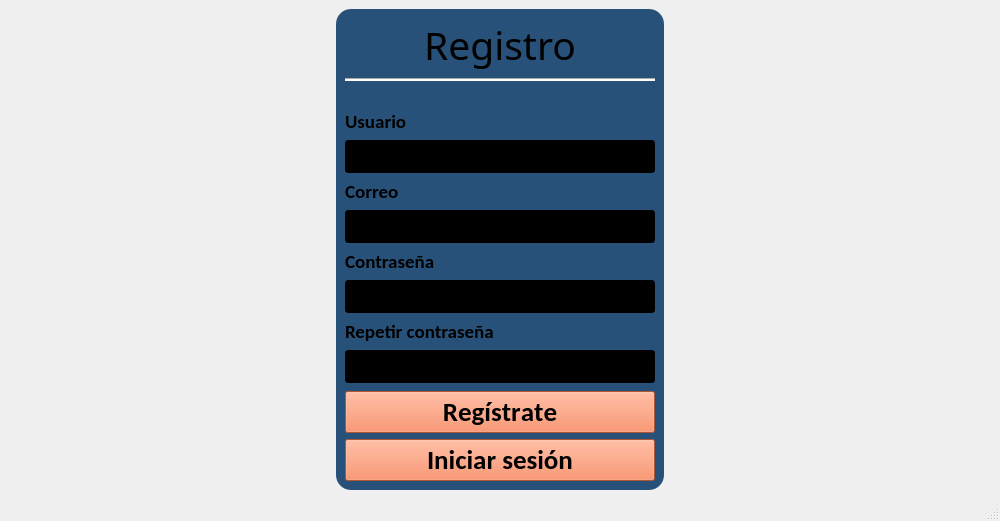
dev10castro/Equipo_04_T02.B01, file Proyecto_TaskHub/view/qt/Registro_Equipo04_V2.ui: the form before one commit.
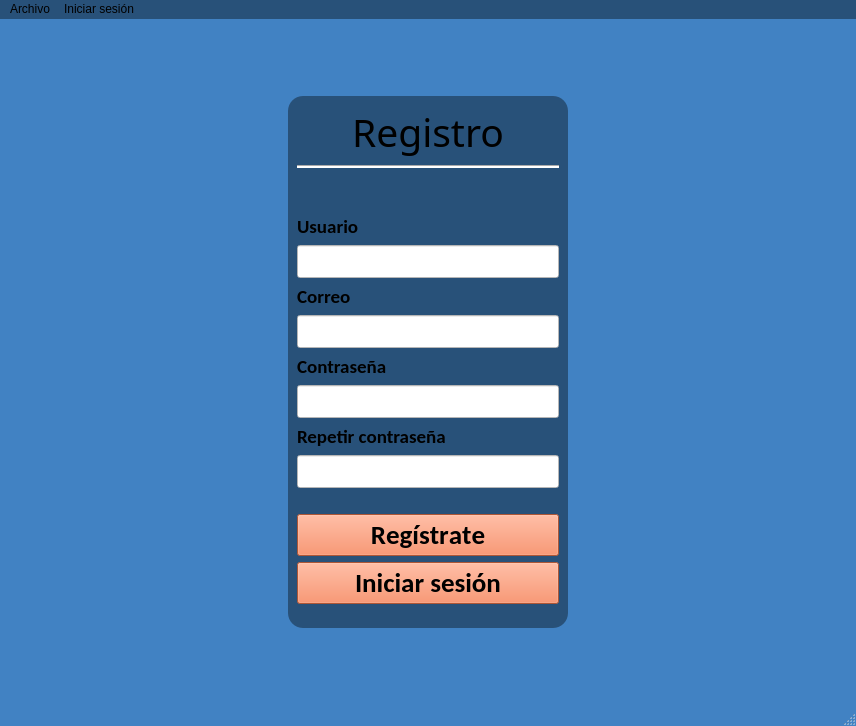
The form after the commit.

```diff
--- a/Proyecto_TaskHub/view/qt/Registro_Equipo04_V2.ui
+++ b/Proyecto_TaskHub/view/qt/Registro_Equipo04_V2.ui
@@ -9,8 +9,8 @@
    <rect>
     <x>0</x>
     <y>0</y>
-    <width>1000</width>
-    <height>521</height>
+    <width>856</width>
+    <height>726</height>
    </rect>
   </property>
   <property name="font">
@@ -28,9 +28,9 @@
    <bool>false</bool>
   </property>
   <property name="styleSheet">
-   <string notr="true">QWidget#MainWindow{
-        background-color: rgb(65, 130, 195);
-      }</string>
+   <string notr="true">QMainWindow#Registro_Equipo04{
+    background-color: rgb(65, 130, 195);
+}</string>
   </property>
   <widget class="QWidget" name="central_widget">
    <property name="styleSheet">
@@ -83,9 +83,6 @@
         <property name="frameShape">
          <enum>QFrame::Shape::WinPanel</enum>
         </property>
-        <property name="frameShadow">
-         <enum>QFrame::Shadow::Sunken</enum>
-        </property>
         <layout class="QVBoxLayout" name="vertical_layout">
          <item>
           <widget class="QLabel" name="label_registro">
@@ -160,8 +157,11 @@
              <hintingpreference>PreferDefaultHinting</hintingpreference>
             </font>
            </property>
+           <property name="autoFillBackground">
+            <bool>false</bool>
+           </property>
            <property name="styleSheet">
-            <string notr="true">background-color: black; color:white;</string>
+            <string notr="true">background-color: white; color:black;</string>
            </property>
            <property name="text">
             <string/>
@@ -195,7 +195,7 @@
             <bool>false</bool>
            </property>
            <property name="styleSheet">
-            <string notr="true">background-color:black; color:white;</string>
+            <string notr="true">background-color: white; color:black;</string>
            </property>
            <property name="text">
             <string/>
@@ -226,7 +226,7 @@
             </font>
            </property>
            <property name="styleSheet">
-            <string notr="true">background-color: black; color:white;</string>
+            <string notr="true">background-color: white; color:black;</string>
            </property>
            <property name="text">
             <string/>
@@ -259,7 +259,7 @@
             </font>
            </property>
            <property name="styleSheet">
-            <string notr="true">background-color:black; color:white;</string>
+            <string notr="true">background-color: white; color:black;</string>
            </property>
            <property name="text">
             <string/>
@@ -377,8 +377,8 @@
     <rect>
      <x>0</x>
      <y>0</y>
-     <width>1000</width>
-     <height>21</height>
+     <width>856</width>
+     <height>33</height>
     </rect>
    </property>
    <property name="palette">
@@ -393,11 +393,120 @@
         </color>
        </brush>
       </colorrole>
+      <colorrole role="Button">
+       <brush brushstyle="SolidPattern">
+        <color alpha="255">
+         <red>40</red>
+         <green>81</green>
+         <blue>121</blue>
+        </color>
+       </brush>
+      </colorrole>
+      <colorrole role="Base">
+       <brush brushstyle="SolidPattern">
+        <color alpha="255">
+         <red>40</red>
+         <green>81</green>
+         <blue>121</blue>
+        </color>
+       </brush>
+      </colorrole>
+      <colorrole role="Window">
+       <brush brushstyle="SolidPattern">
+        <color alpha="255">
+         <red>40</red>
+         <green>81</green>
+         <blue>121</blue>
+        </color>
+       </brush>
+      </colorrole>
      </active>
-     <inactive/>
-     <disabled/>
+     <inactive>
+      <colorrole role="Button">
+       <brush brushstyle="SolidPattern">
+        <color alpha="255">
+         <red>40</red>
+         <green>81</green>
+         <blue>121</blue>
+        </color>
+       </brush>
+      </colorrole>
+      <colorrole role="Base">
+       <brush brushstyle="SolidPattern">
+        <color alpha="255">
+         <red>40</red>
+         <green>81</green>
+         <blue>121</blue>
+        </color>
+       </brush>
+      </colorrole>
+      <colorrole role="Window">
+       <brush brushstyle="SolidPattern">
+        <color alpha="255">
+         <red>40</red>
+         <green>81</green>
+         <blue>121</blue>
+        </color>
+       </brush>
+      </colorrole>
+     </inactive>
+     <disabled>
+      <colorrole role="Button">
+       <brush brushstyle="SolidPattern">
+        <color alpha="255">
+         <red>40</red>
+         <green>81</green>
+         <blue>121</blue>
+        </color>
+       </brush>
+      </colorrole>
+      <colorrole role="Base">
+       <brush brushstyle="SolidPattern">
+        <color alpha="255">
+         <red>40</red>
+         <green>81</green>
+         <blue>121</blue>
+        </color>
+       </brush>
+      </colorrole>
+      <colorrole role="Window">
+       <brush brushstyle="SolidPattern">
+        <color alpha="255">
+         <red>40</red>
+         <green>81</green>
+         <blue>121</blue>
+        </color>
+       </brush>
+      </colorrole>
+     </disabled>
     </palette>
    </property>
+   <property name="autoFillBackground">
+    <bool>false</bool>
+   </property>
+   <property name="styleSheet">
+    <string notr="true">background-color: rgb(40, 81, 121);</string>
+   </property>
+   <widget class="QMenu" name="menuArchivo">
+    <property name="title">
+     <string>Archivo</string>
+    </property>
+    <widget class="QMenu" name="menu_acerca_de">
+     <property name="title">
+      <string>Acerca de</string>
+     </property>
+     <addaction name="action_nuestra_empresa_2"/>
+    </widget>
+    <addaction name="vaciar_campos_de_texto"/>
+    <addaction name="menu_acerca_de"/>
+   </widget>
+   <widget class="QMenu" name="menu_iniciar_sesion">
+    <property name="title">
+     <string>Iniciar sesión</string>
+    </property>
+   </widget>
+   <addaction name="menuArchivo"/>
+   <addaction name="menu_iniciar_sesion"/>
   </widget>
   <widget class="QStatusBar" name="statusbar"/>
   <action name="action_iniciar_sesion">
```
Left out of the diff: 10 changed lines with no effect on the pictures.
